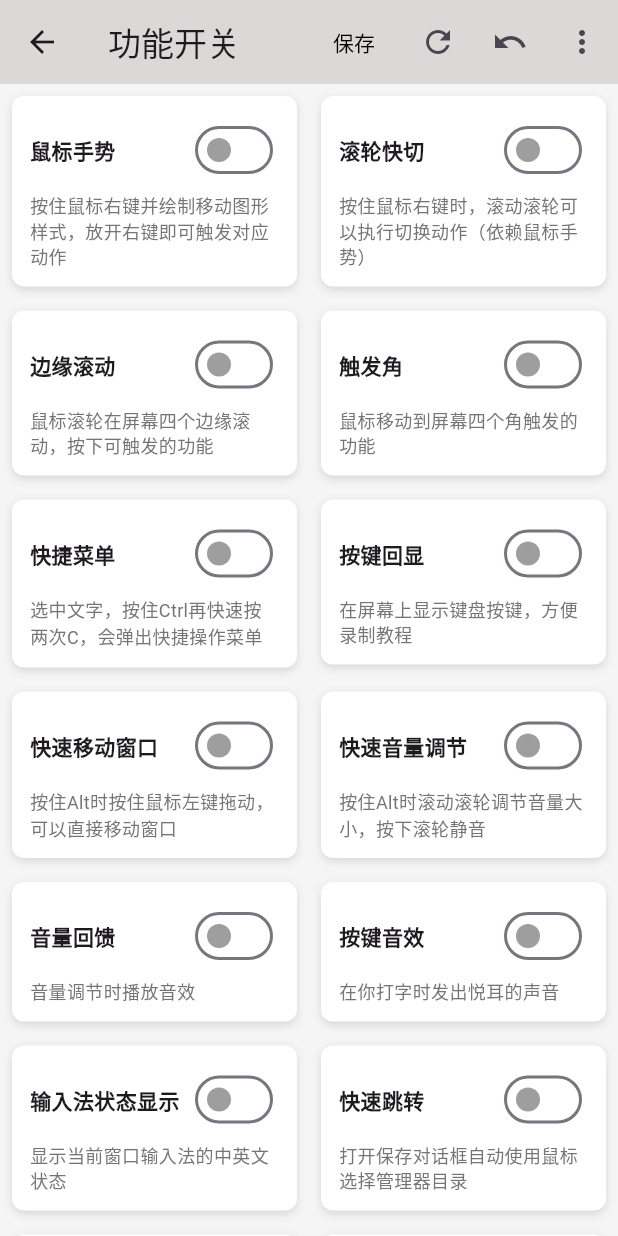
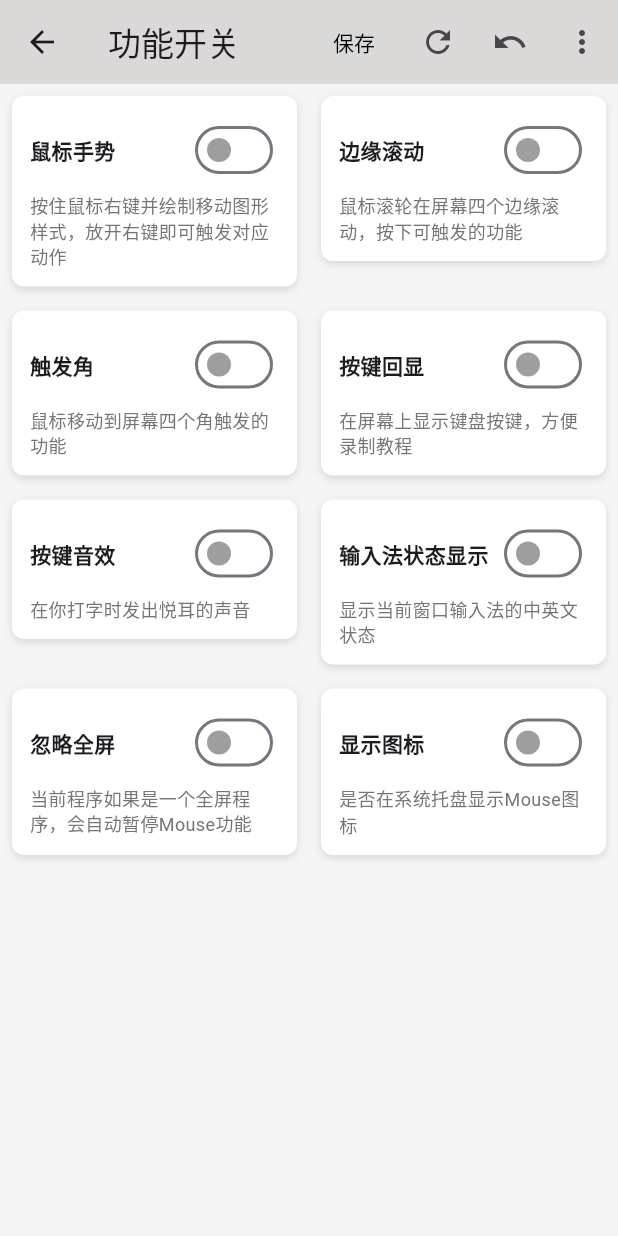
Before and after one commit to onewhitethreee/0mouse, a Flutter app: the MouseIncSettingsPage screen opened directly, on a phone screen of 412 x 824 dp. Run offline on Flutter 3.47's test engine with Material 3 defaults, Android fonts, the phone set to English and light mode, and no system bars; our stand-ins replace bot_toast, plugin_platform_interface; missing offline and left inert: dart:ffi, local_notifier, tray_manager, win32, window_manager; statements that could not run were skipped.

Commit message:
update settings_page.dart, generated_plugin_registrant.cc, generated_plugin_registrant.h and generated_plugins.cmake

```diff
--- a/mouse_gesture/lib/pages/settings_page.dart
+++ b/mouse_gesture/lib/pages/settings_page.dart
@@ -1,4 +1,5 @@
 import 'package:flutter/material.dart';
+import 'package:mouse_gesture/generated/l10n.dart';
 
 class MouseIncSettingsPage extends StatefulWidget {
   @override
@@ -8,17 +9,11 @@ class MouseIncSettingsPage extends StatefulWidget {
 class _MouseIncSettingsPageState extends State<MouseIncSettingsPage> {
   Map<String, Map<String, dynamic>> _settings = {
     '鼠标手势': {'value': false, 'description': '按住鼠标右键并绘制移动图形样式，放开右键即可触发对应动作'},
-    '滚轮快切': {'value': false, 'description': '按住鼠标右键时，滚动滚轮可以执行切换动作（依赖鼠标手势）'},
     '边缘滚动': {'value': false, 'description': '鼠标滚轮在屏幕四个边缘滚动，按下可触发的功能'},
     '触发角': {'value': false, 'description': '鼠标移动到屏幕四个角触发的功能'},
-    '快捷菜单': {'value': false, 'description': '选中文字，按住Ctrl再快速按两次C，会弹出快捷操作菜单'},
     '按键回显': {'value': false, 'description': '在屏幕上显示键盘按键，方便录制教程'},
-    '快速移动窗口': {'value': false, 'description': '按住Alt时按住鼠标左键拖动，可以直接移动窗口'},
-    '快速音量调节': {'value': false, 'description': '按住Alt时滚动滚轮调节音量大小，按下滚轮静音'},
-    '音量回馈': {'value': false, 'description': '音量调节时播放音效'},
     '按键音效': {'value': false, 'description': '在你打字时发出悦耳的声音'},
     '输入法状态显示': {'value': false, 'description': '显示当前窗口输入法的中英文状态'},
-    '快速跳转': {'value': false, 'description': '打开保存对话框自动使用鼠标选择管理器目录'},
     '忽略全屏': {'value': false, 'description': '当前程序如果是一个全屏程序，会自动暂停Mouse功能'},
     '显示图标': {'value': false, 'description': '是否在系统托盘显示Mouse图标'},
   };
@@ -56,7 +51,13 @@ class _MouseIncSettingsPageState extends State<MouseIncSettingsPage> {
           ),
           PopupMenuButton<String>(
             onSelected: (String result) {
-              // 处理语言选择
+              if (result == 'zh') {
+                Locale locale = Locale('zh', 'CN');
+                S.load(locale);
+              } else if (result == 'en') {
+                Locale locale = Locale('en', 'US');
+                S.load(locale);
+              }
             },
             itemBuilder: (BuildContext context) => <PopupMenuEntry<String>>[
               const PopupMenuItem<String>(
```
